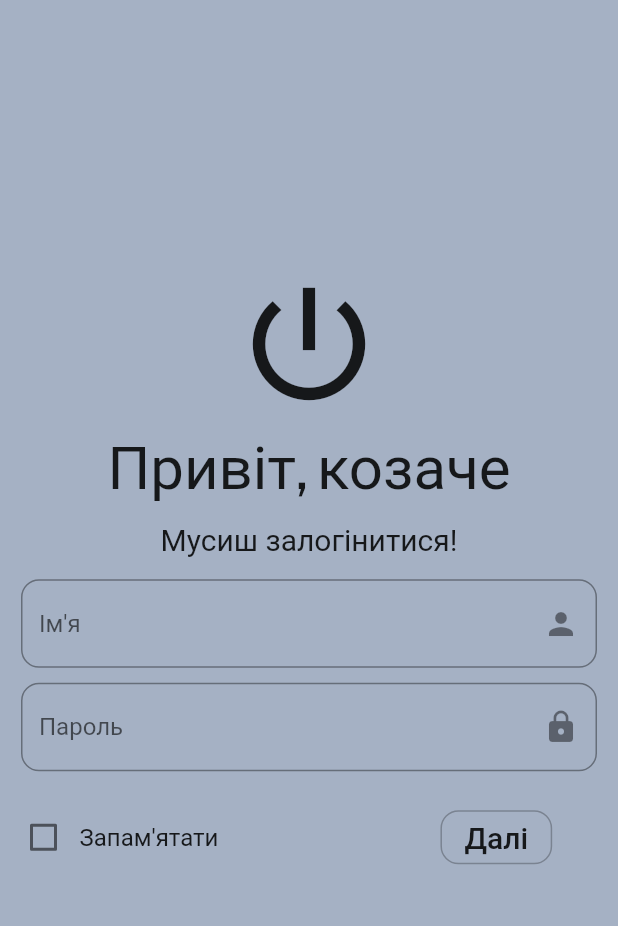
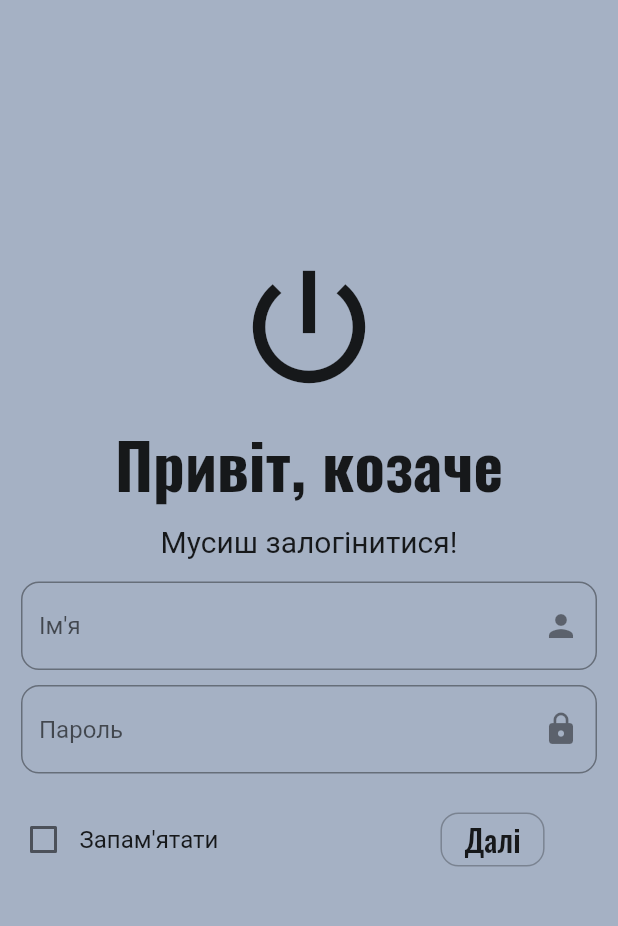
Before and after one commit to Kvitusja/reactor_hometask_1, a Flutter app: the screen it shows after launch, on a phone screen of 412 x 824 dp, the part 59-985 px from its top. Run offline on Flutter 3.47's test engine with Material 2 defaults, Android fonts, the phone set to English and light mode, and no system bars; our stand-ins replace google_fonts, shared_preferences.

Commit message:
'corrected translation into Ukrainian'

```diff
--- a/lib/greeting_widget.dart
+++ b/lib/greeting_widget.dart
@@ -108,7 +108,7 @@ class _GreetingWidgetState extends State<GreetingWidget> {
                                     onPressed: () =>
                                         Navigator.of(context).pop(),
                                     child: Text(
-                                      'Ні',
+                                      'Нi',
                                       style: GoogleFonts.bebasNeue(
                                           fontSize: 22, color: Colors.black87),
                                     ),
@@ -126,8 +126,8 @@ class _GreetingWidgetState extends State<GreetingWidget> {
       body: Center(
         child: Container(
           child: Text(
-            'Glad to see you back',
-            style: GoogleFonts.bebasNeue(fontSize: 36, color: Colors.black87),
+            'Раді знову тебе бачити!',
+            style: GoogleFonts.oswald(fontSize: 38, color: Colors.black87),
           ),
         ),
       ),
--- a/lib/login_widget.dart
+++ b/lib/login_widget.dart
@@ -32,14 +32,15 @@ class _LoginWidgetState extends State<LoginWidget> {
   }
 
   bool userIsAdmin(String login, String password) {
-    if(login == 'admin' && password == '123456') {
+    if (login == 'admin' && password == '123456') {
       return true;
     }
-      return false;
+    return false;
   }
 
   Future<void> setLoginData() async {
-    final SharedPreferences myPreferences = await SharedPreferences.getInstance();
+    final SharedPreferences myPreferences =
+        await SharedPreferences.getInstance();
     myPreferences.setString('userName', userNameController.text);
     myPreferences.setString('password', passwordController.text);
   }
@@ -68,16 +69,16 @@ class _LoginWidgetState extends State<LoginWidget> {
               const SizedBox(
                 height: 10,
               ),
-              Text(
+               Text(
                 'Привіт, козаче',
                 style:
-                    GoogleFonts.bebasNeue(fontSize: 40, color: Colors.black87),
+                GoogleFonts.oswald(fontSize: 42, color: Colors.black87, fontWeight: FontWeight.w700),
               ),
               const SizedBox(
                 height: 10,
               ),
               const Text(
-                'Мусиш залогінитися!',
+                'Мусиш залогiнитися!',
                 style: TextStyle(fontSize: 20, color: Colors.black87),
               ),
               const SizedBox(
@@ -89,7 +90,7 @@ class _LoginWidgetState extends State<LoginWidget> {
                   textInputAction: TextInputAction.next,
                   controller: userNameController,
                   decoration: InputDecoration(
-                    hintText: 'Ім\'я',
+                    hintText: 'Iм\'я',
                     suffixIcon: const Icon(Icons.person),
                     border: OutlineInputBorder(
                       borderRadius: BorderRadius.circular(12),
@@ -149,22 +150,28 @@ class _LoginWidgetState extends State<LoginWidget> {
                       ),
                     ),
                     onPressed: () {
-                      if(isRemembered == true && userIsAdmin(userNameController.text, passwordController.text,)){
+                      if (isRemembered == true &&
+                          userIsAdmin(
+                            userNameController.text,
+                            passwordController.text,
+                          )) {
                         setLoginData();
                       }
                       myAuthentification();
                     },
                     child: Text(
                       'Далі',
-                      style: GoogleFonts.bebasNeue(
-                          fontSize: 20, color: Colors.black87),),
+                      style: GoogleFonts.oswald(
+                        fontWeight: FontWeight.w500,
+                          fontSize: 20, color: Colors.black87),
                     ),
+                  ),
                 ],
               ),
               Text(
                 errorText!,
-                style: GoogleFonts.bebasNeue(
-                  fontSize: 25,
+                style: GoogleFonts.oswald(
+                  fontSize: 27,
                   color: const Color.fromRGBO(158, 9, 9, 0.8),
                 ),
               ),
```
